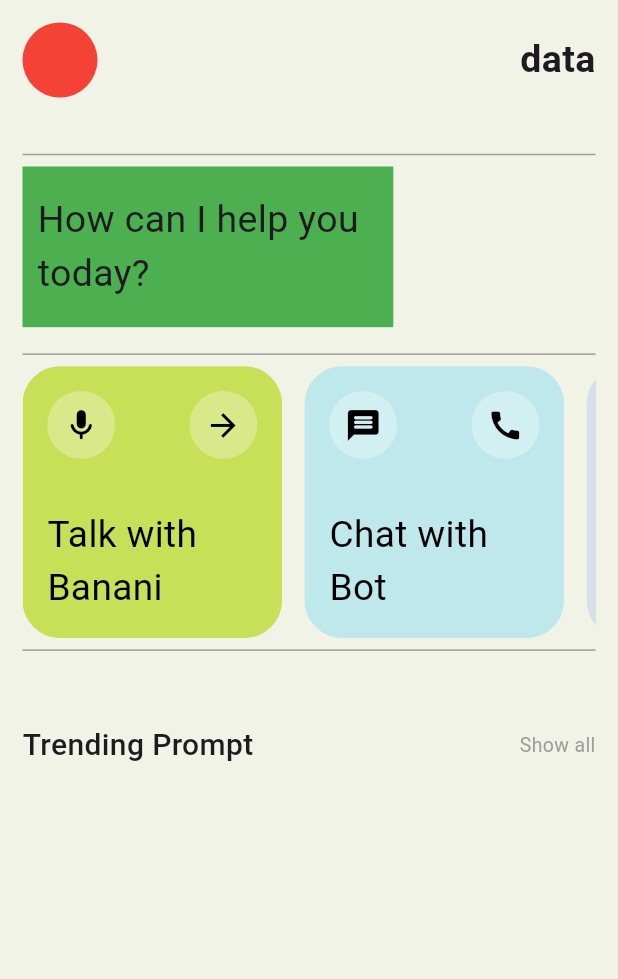
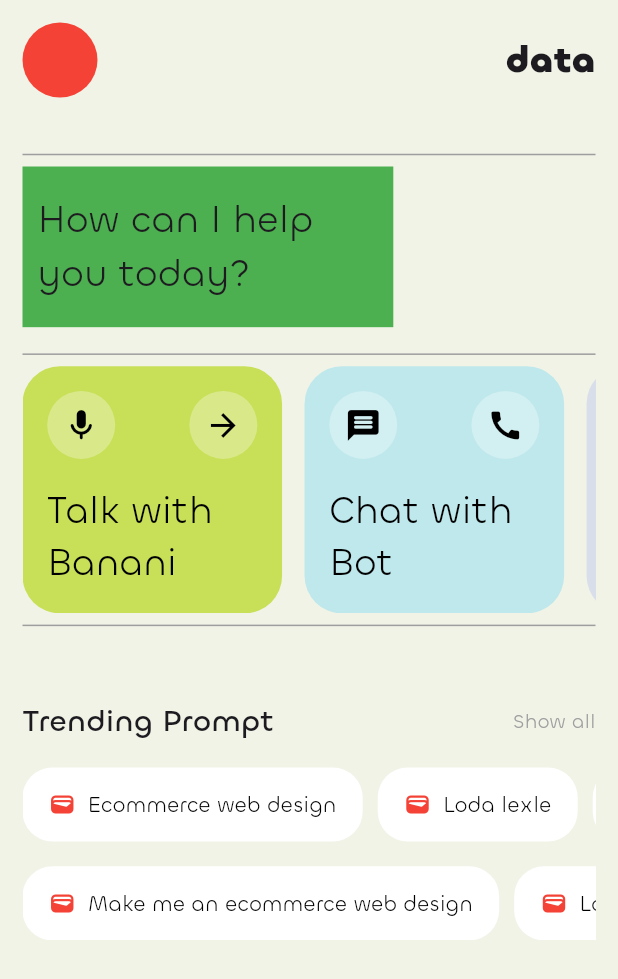
Before and after one commit to dhimanLove/chatbot, a Flutter app: the screen it shows after launch, on a phone screen of 412 x 824 dp. Shown: the top 979 px of the screen. Run offline on Flutter 3.47's test engine with Material 3 defaults, Android fonts, the light colour scheme and no system bars; our stand-ins replace get.

Commit message:
Refactor code structure for improved readability and maintainability

```diff
--- a/lib/main.dart
+++ b/lib/main.dart
@@ -12,11 +12,13 @@ class MainApp extends StatelessWidget {
 
   @override
   Widget build(BuildContext context) {
-    return const GetMaterialApp(
+    return GetMaterialApp(
       title: "Chatbot",
-      home: Homescreen(),
+      theme: ThemeData(
+        fontFamily: 'Chillax',
+      ),
+      home: const Homescreen(),
       debugShowCheckedModeBanner: false,
-
     );
   }
 }
--- a/lib/pages/home.dart
+++ b/lib/pages/home.dart
@@ -1,5 +1,6 @@
 import 'package:flutter/material.dart';
 import 'package:modellll/widgets/cards.dart';
+import 'package:modellll/widgets/chips.dart';
 import 'package:modellll/widgets/components/globalvar.dart';
 
 class Homescreen extends StatefulWidget {
@@ -54,7 +55,7 @@ class _HomescreenState extends State<Homescreen> {
               Divider(color: Colors.grey, thickness: 1),
 
               SizedBox(
-                height: scrh * 0.22,
+                height: scrh * 0.2,
                 child: ListView(
                   scrollDirection: Axis.horizontal,
                   physics: BouncingScrollPhysics(),
@@ -104,8 +105,76 @@ class _HomescreenState extends State<Homescreen> {
                       color: Colors.grey,
                     ),
                   ),
+                ],
+              ),
+              SizedBox(height: scrh * 0.02),
 
-                ],
+              SizedBox(
+                height: scrh * 0.06,
+                child: ListView(
+                  scrollDirection: Axis.horizontal,
+                  physics: BouncingScrollPhysics(),
+                  shrinkWrap: true,
+                  children: [
+                    Chipss(
+                      icon: Icons.wallet_rounded,
+                      text: 'Ecommerce web design',
+                      borderColor: Colors.transparent,
+                      iconColor: Colors.red,
+                      textSize: 14,
+                    ),
+
+                    Chipss(
+                      icon: Icons.wallet_rounded,
+                      text: 'Loda lexle',
+                      borderColor: Colors.transparent,
+                      iconColor: Colors.red,
+                      textSize: 14,
+                    ),
+
+                    Chipss(
+                      icon: Icons.wallet_rounded,
+                      text: 'Loda leele',
+                      borderColor: Colors.transparent,
+                      iconColor: Colors.red,
+                      textSize: 14,
+                    ),
+                  ],
+                ),
+              ),
+              SizedBox(height: scrh * 0.02),
+              SizedBox(
+                height: scrh * 0.06,
+                child: ListView(
+                  scrollDirection: Axis.horizontal,
+                  physics: BouncingScrollPhysics(),
+                  shrinkWrap: true,
+                  children: [
+                    Chipss(
+                      icon: Icons.wallet_rounded,
+                      text: 'Make me an ecommerce web design',
+                      borderColor: Colors.transparent,
+                      iconColor: Colors.red,
+                      textSize: 14,
+                    ),
+
+                    Chipss(
+                      icon: Icons.wallet_rounded,
+                      text: 'Loda leele',
+                      borderColor: Colors.transparent,
+                      iconColor: Colors.red,
+                      textSize: 14,
+                    ),
+
+                    Chipss(
+                      icon: Icons.wallet_rounded,
+                      text: 'Loda leele',
+                      borderColor: Colors.transparent,
+                      iconColor: Colors.red,
+                      textSize: 14,
+                    ),
+                  ],
+                ),
               ),
             ],
           ),
--- a/lib/widgets/cards.dart
+++ b/lib/widgets/cards.dart
@@ -36,7 +36,7 @@ class ModernCard extends StatelessWidget {
         mainAxisAlignment: MainAxisAlignment.spaceBetween,
 
         children: [
-          // Top icons
+
           Row(
             mainAxisAlignment: MainAxisAlignment.spaceBetween,
             children: [
--- a/lib/widgets/chips.dart
+++ b/lib/widgets/chips.dart
@@ -1,7 +1,26 @@
 import 'package:flutter/material.dart';
 
 class Chipss extends StatefulWidget {
-  const Chipss({super.key});
+  final IconData icon;
+  final String text;
+  final Color borderColor;
+  final Color backgroundColor;
+  final Color textColor;
+  final Color iconColor;
+  final double textSize;
+
+
+  const Chipss({
+    super.key,
+
+    required this.icon,
+    required this.text,
+    required this.borderColor,
+    this.backgroundColor = Colors.white,
+    this.textColor = Colors.black,
+    this.iconColor = Colors.black,
+    required this.textSize,
+  });
 
   @override
   State<Chipss> createState() => _ChipssState();
@@ -11,7 +30,28 @@ class _ChipssState extends State<Chipss> {
   @override
   Widget build(BuildContext context) {
     return Container(
-
+      padding: const EdgeInsets.symmetric(horizontal: 16, vertical: 8),
+      margin: const EdgeInsets.only(right: 10),
+      decoration: BoxDecoration(
+        color: widget.backgroundColor,
+        borderRadius: BorderRadius.circular(20),
+        border: Border.all(color: widget.borderColor, width: 1.5),
+      ),
+      child: Row(
+        mainAxisSize: MainAxisSize.min,
+        children: [
+          Icon(widget.icon, size: 18, color: widget.iconColor),
+          const SizedBox(width: 8),
+          Text(
+            widget.text,
+            style: TextStyle(
+              color: widget.textColor,
+              fontWeight: FontWeight.w400,
+              fontSize: widget.textSize,
+            ),
+          ),
+        ],
+      ),
     );
   }
 }
```
Also changed, not shown: pubspec.yaml (+16 -0 lines), assets/font/Chillax-Bold.ttf (added), assets/font/Chillax-Extralight.ttf (added), assets/font/Chillax-Light.ttf (added), assets/font/Chillax-Medium.ttf (added), assets/font/Chillax-Regular.ttf (added), assets/font/Chillax-Semibold.ttf (added).
